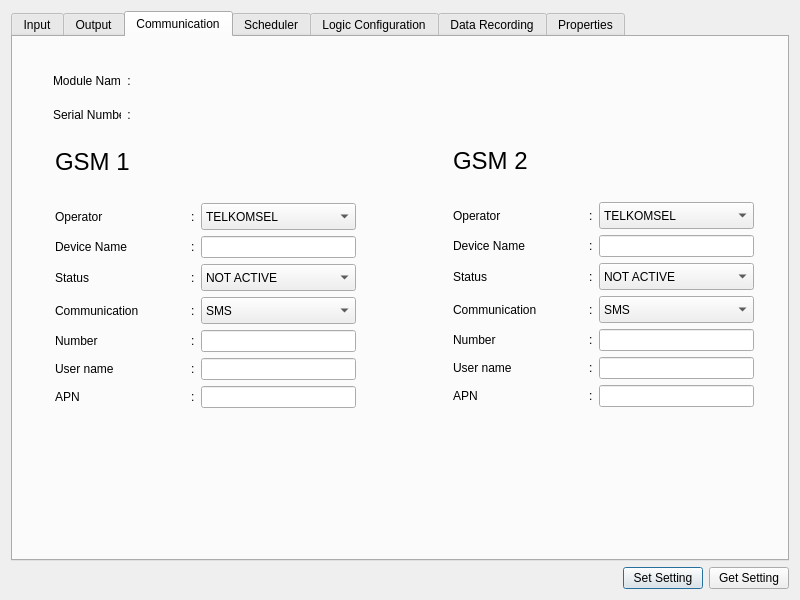
The window that view/formmodule.ui (zenaki/RTU) describes before a commit, drawn with Qt 5.
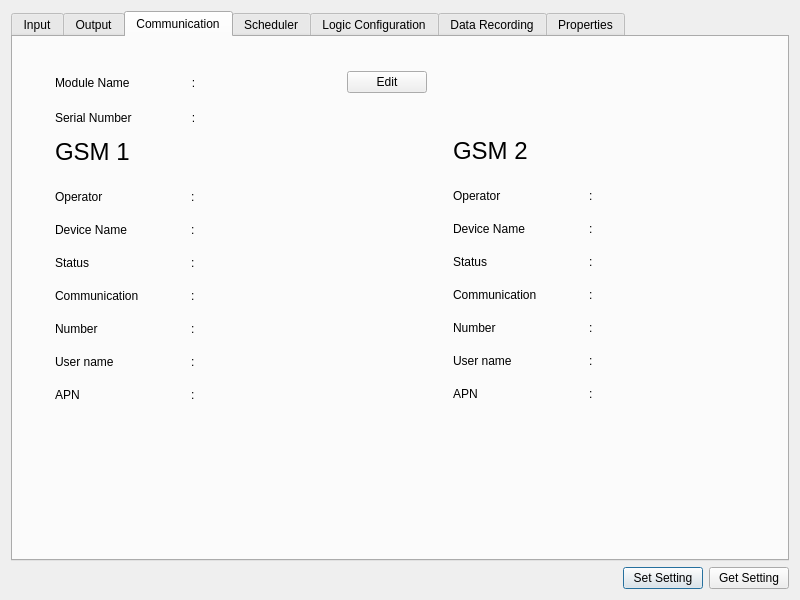
The same window after the commit.

Commit message: Edit Module Unsolved

What changed in the file:
```diff
--- a/view/formmodule.ui
+++ b/view/formmodule.ui
@@ -13,7 +13,7 @@
   <property name="minimumSize">
    <size>
     <width>800</width>
-    <height>600</height>
+    <height>500</height>
    </size>
   </property>
   <property name="maximumSize">
@@ -167,9 +167,15 @@
           </property>
           <item row="5" column="1">
            <widget class="QLabel" name="label_24">
+            <property name="minimumSize">
+             <size>
+              <width>5</width>
+              <height>17</height>
+             </size>
+            </property>
             <property name="maximumSize">
              <size>
-              <width>16</width>
+              <width>5</width>
               <height>17</height>
              </size>
             </property>
@@ -180,9 +186,15 @@
           </item>
           <item row="0" column="1">
            <widget class="QLabel" name="label_7">
+            <property name="minimumSize">
+             <size>
+              <width>5</width>
+              <height>17</height>
+             </size>
+            </property>
             <property name="maximumSize">
              <size>
-              <width>16</width>
+              <width>5</width>
               <height>17</height>
              </size>
             </property>
@@ -199,6 +211,12 @@
               <height>17</height>
              </size>
             </property>
+            <property name="maximumSize">
+             <size>
+              <width>130</width>
+              <height>17</height>
+             </size>
+            </property>
             <property name="text">
              <string>Device Name</string>
             </property>
@@ -206,9 +224,15 @@
           </item>
           <item row="1" column="1">
            <widget class="QLabel" name="label_8">
+            <property name="minimumSize">
+             <size>
+              <width>5</width>
+              <height>17</height>
+             </size>
+            </property>
             <property name="maximumSize">
              <size>
-              <width>16</width>
+              <width>5</width>
               <height>17</height>
              </size>
             </property>
@@ -225,6 +249,12 @@
               <height>17</height>
              </size>
             </property>
+            <property name="maximumSize">
+             <size>
+              <width>130</width>
+              <height>17</height>
+             </size>
+            </property>
             <property name="text">
              <string>Status</string>
             </property>
@@ -238,6 +268,12 @@
               <height>17</height>
              </size>
             </property>
+            <property name="maximumSize">
+             <size>
+              <width>130</width>
+              <height>17</height>
+             </size>
+            </property>
             <property name="text">
              <string>Operator</string>
             </property>
@@ -251,6 +287,12 @@
               <height>17</height>
              </size>
             </property>
+            <property name="maximumSize">
+             <size>
+              <width>130</width>
+              <height>17</height>
+             </size>
+            </property>
             <property name="text">
              <string>Number</string>
             </property>
@@ -258,9 +300,15 @@
           </item>
           <item row="4" column="1">
            <widget class="QLabel" name="label_11">
+            <property name="minimumSize">
+             <size>
+              <width>5</width>
+              <height>17</height>
+             </size>
+            </property>
             <property name="maximumSize">
              <size>
-              <width>16</width>
+              <width>5</width>
               <height>17</height>
              </size>
             </property>
@@ -271,9 +319,15 @@
           </item>
           <item row="2" column="1">
            <widget class="QLabel" name="label_9">
+            <property name="minimumSize">
+             <size>
+              <width>5</width>
+              <height>17</height>
+             </size>
+            </property>
             <property name="maximumSize">
              <size>
-              <width>16</width>
+              <width>5</width>
               <height>17</height>
              </size>
             </property>
@@ -290,6 +344,12 @@
               <height>17</height>
              </size>
             </property>
+            <property name="maximumSize">
+             <size>
+              <width>130</width>
+              <height>17</height>
+             </size>
+            </property>
             <property name="text">
              <string>User name</string>
             </property>
@@ -303,6 +363,12 @@
               <height>17</height>
              </size>
             </property>
+            <property name="maximumSize">
+             <size>
+              <width>130</width>
+              <height>17</height>
+             </size>
+            </property>
             <property name="text">
              <string>Communication</string>
             </property>
@@ -310,9 +376,15 @@
           </item>
           <item row="3" column="1">
            <widget class="QLabel" name="label_10">
+            <property name="minimumSize">
+             <size>
+              <width>5</width>
+              <height>17</height>
+             </size>
+            </property>
             <property name="maximumSize">
              <size>
-              <width>16</width>
+              <width>5</width>
               <height>17</height>
              </size>
             </property>
@@ -322,96 +394,82 @@
            </widget>
           </item>
           <item row="1" column="2">
-           <widget class="QLineEdit" name="device_1">
-            <property name="enabled">
-             <bool>true</bool>
+           <widget class="QLabel" name="device_1">
+            <property name="minimumSize">
+             <size>
+              <width>141</width>
+              <height>27</height>
+             </size>
             </property>
            </widget>
           </item>
           <item row="0" column="2">
-           <widget class="QComboBox" name="opt_1">
+           <widget class="QLabel" name="opt_1">
             <property name="minimumSize">
              <size>
               <width>141</width>
               <height>27</height>
              </size>
             </property>
-            <item>
-             <property name="text">
-              <string>TELKOMSEL</string>
-             </property>
-            </item>
-            <item>
-             <property name="text">
-              <string>INDOSAT</string>
-             </property>
-            </item>
-            <item>
-             <property name="text">
-              <string>XL</string>
-             </property>
-            </item>
            </widget>
           </item>
           <item row="4" column="2">
-           <widget class="QLineEdit" name="number_1">
+           <widget class="QLabel" name="number_1">
             <property name="enabled">
              <bool>true</bool>
             </property>
+            <property name="minimumSize">
+             <size>
+              <width>141</width>
+              <height>27</height>
+             </size>
+            </property>
            </widget>
           </item>
           <item row="2" column="2">
-           <widget class="QComboBox" name="status_1">
+           <widget class="QLabel" name="status_1">
             <property name="minimumSize">
              <size>
               <width>141</width>
               <height>27</height>
              </size>
             </property>
-            <item>
-             <property name="text">
-              <string>NOT ACTIVE</string>
-             </property>
-            </item>
-            <item>
-             <property name="text">
-              <string>ACTIVE</string>
-             </property>
-            </item>
            </widget>
           </item>
           <item row="3" column="2">
-           <widget class="QComboBox" name="com_1">
+           <widget class="QLabel" name="com_1">
             <property name="minimumSize">
              <size>
               <width>141</width>
               <height>27</height>
              </size>
             </property>
-            <item>
-             <property name="text">
-              <string>SMS</string>
-             </property>
-            </item>
-            <item>
-             <property name="text">
-              <string>GPRS</string>
-             </property>
-            </item>
            </widget>
           </item>
           <item row="5" column="2">
-           <widget class="QLineEdit" name="user_1">
+           <widget class="QLabel" name="user_1">
             <property name="enabled">
              <bool>true</bool>
             </property>
+            <property name="minimumSize">
+             <size>
+              <width>141</width>
+              <height>27</height>
+             </size>
+            </property>
            </widget>
           </item>
           <item row="6" column="1">
            <widget class="QLabel" name="label_26">
+            <property name="minimumSize">
+             <size>
+              <width>5</width>
+              <height>17</height>
+             </size>
+            </property>
             <property name="maximumSize">
              <size>
-              <width>16</width>
+              <width>5</width>
               <height>17</height>
              </size>
             </property>
@@ -421,9 +479,12 @@
            </widget>
           </item>
           <item row="6" column="2">
-           <widget class="QLineEdit" name="apn_1">
-            <property name="enabled">
-             <bool>true</bool>
+           <widget class="QLabel" name="apn_1">
+            <property name="minimumSize">
+             <size>
+              <width>141</width>
+              <height>27</height>
+             </size>
             </property>
            </widget>
           </item>
@@ -435,6 +496,12 @@
               <height>17</height>
              </size>
             </property>
+            <property name="maximumSize">
+             <size>
+              <width>130</width>
+              <height>17</height>
+             </size>
+            </property>
             <property name="text">
              <string>APN</string>
             </property>
@@ -493,6 +560,12 @@
               <height>17</height>
              </size>
             </property>
+            <property name="maximumSize">
+             <size>
+              <width>130</width>
+              <height>17</height>
+             </size>
+            </property>
             <property name="text">
              <string>Device Name</string>
             </property>
@@ -519,6 +592,12 @@
               <height>17</height>
              </size>
             </property>
+            <property name="maximumSize">
+             <size>
+              <width>130</width>
+              <height>17</height>
+             </size>
+            </property>
             <property name="text">
              <string>Status</string>
             </property>
@@ -532,6 +611,12 @@
               <height>17</height>
              </size>
             </property>
+            <property name="maximumSize">
+             <size>
+              <width>130</width>
+              <height>17</height>
+             </size>
+            </property>
             <property name="text">
              <string>Operator</string>
             </property>
@@ -545,6 +630,12 @@
               <height>17</height>
              </size>
             </property>
+            <property name="maximumSize">
+             <size>
+              <width>130</width>
+              <height>17</height>
+             </size>
+            </property>
             <property name="text">
              <string>Number</string>
             </property>
@@ -584,6 +675,12 @@
               <height>17</height>
              </size>
             </property>
+            <property name="maximumSize">
+             <size>
+              <width>130</width>
+              <height>17</height>
+             </size>
+            </property>
             <property name="text">
              <string>User name</string>
             </property>
@@ -597,6 +694,12 @@
               <height>17</height>
              </size>
             </property>
+            <property name="maximumSize">
+             <size>
+              <width>130</width>
+              <height>17</height>
+             </size>
+            </property>
             <property name="text">
              <string>Communication</string>
             </property>
@@ -616,88 +719,62 @@
            </widget>
           </item>
           <item row="1" column="2">
-           <widget class="QLineEdit" name="device_2">
-            <property name="enabled">
-             <bool>true</bool>
+           <widget class="QLabel" name="device_2">
+            <property name="minimumSize">
+             <size>
+              <width>141</width>
+              <height>27</height>
+             </size>
             </property>
            </widget>
           </item>
           <item row="0" column="2">
-           <widget class="QComboBox" name="opt_2">
+           <widget class="QLabel" name="opt_2">
             <property name="minimumSize">
              <size>
               <width>141</width>
               <height>27</height>
              </size>
             </property>
-            <item>
-             <property name="text">
-              <string>TELKOMSEL</string>
-             </property>
-            </item>
-            <item>
-             <property name="text">
-              <string>INDOSAT</string>
-             </property>
-            </item>
-            <item>
-             <property name="text">
-              <string>XL</string>
-             </property>
-            </item>
            </widget>
           </item>
           <item row="4" column="2">
-           <widget class="QLineEdit" name="number_2">
-            <property name="enabled">
-             <bool>true</bool>
+           <widget class="QLabel" name="number_2">
+            <property name="minimumSize">
+             <size>
+              <width>141</width>
+              <height>27</height>
+             </size>
             </property>
            </widget>
           </item>
           <item row="2" column="2">
-           <widget class="QComboBox" name="status_2">
+           <widget class="QLabel" name="status_2">
             <property name="minimumSize">
              <size>
               <width>141</width>
               <height>27</height>
              </size>
             </property>
-            <item>
-             <property name="text">
-              <string>NOT ACTIVE</string>
-             </property>
-            </item>
-            <item>
-             <property name="text">
-              <string>ACTIVE</string>
-             </property>
-            </item>
            </widget>
           </item>
           <item row="3" column="2">
-           <widget class="QComboBox" name="com_2">
+           <widget class="QLabel" name="com_2">
             <property name="minimumSize">
              <size>
               <width>141</width>
               <height>27</height>
              </size>
             </property>
-            <item>
-             <property name="text">
-              <string>SMS</string>
-             </property>
-            </item>
-            <item>
-             <property name="text">
-              <string>GPRS</string>
-             </property>
-            </item>
            </widget>
           </item>
           <item row="5" column="2">
-           <widget class="QLineEdit" name="user_2">
-            <property name="enabled">
-             <bool>true</bool>
+           <widget class="QLabel" name="user_2">
+            <property name="minimumSize">
+             <size>
+              <width>141</width>
+              <height>27</height>
+             </size>
             </property>
            </widget>
           </item>
@@ -715,9 +792,12 @@
            </widget>
           </item>
           <item row="6" column="2">
-           <widget class="QLineEdit" name="apn_2">
-            <property name="enabled">
-             <bool>true</bool>
+           <widget class="QLabel" name="apn_2">
+            <property name="minimumSize">
+             <size>
+              <width>141</width>
+              <height>27</height>
+             </size>
             </property>
            </widget>
           </item>
@@ -729,6 +809,12 @@
               <height>17</height>
              </size>
             </property>
+            <property name="maximumSize">
+             <size>
+              <width>130</width>
+              <height>17</height>
+             </size>
+            </property>
             <property name="text">
              <string>APN</string>
             </property>
@@ -745,63 +831,138 @@
         </item>
        </layout>
       </widget>
-      <widget class="QWidget" name="gridLayoutWidget">
+      <widget class="QWidget" name="">
        <property name="geometry">
         <rect>
-         <x>40</x>
-         <y>30</y>
-         <width>91</width>
-         <height>61</height>
+         <x>42</x>
+         <y>32</y>
+         <width>372</width>
+         <height>64</height>
         </rect>
        </property>
-       <layout class="QGridLayout" name="gridLayout_11">
-        <item row="0" column="1">
-         <widget class="QLabel" name="label_32">
-          <property name="text">
-           <string>:</string>
-          </property>
-          <property name="alignment">
-           <set>Qt::AlignCenter</set>
-          </property>
-         </widget>
+       <layout class="QVBoxLayout" name="verticalLayout">
+        <item>
+         <layout class="QHBoxLayout" name="horizontalLayout">
+          <item>
+           <widget class="QLabel" name="label_31">
+            <property name="minimumSize">
+             <size>
+              <width>130</width>
+              <height>17</height>
+             </size>
+            </property>
+            <property name="maximumSize">
+             <size>
+              <width>130</width>
+              <height>17</height>
+             </size>
+            </property>
+            <property name="text">
+             <string>Module Name</string>
+            </property>
+           </widget>
+          </item>
+          <item>
+           <widget class="QLabel" name="label_32">
+            <property name="minimumSize">
+             <size>
+              <width>5</width>
+              <height>17</height>
+             </size>
+            </property>
+            <property name="maximumSize">
+             <size>
+              <width>5</width>
+              <height>17</height>
+             </size>
+            </property>
+            <property name="text">
+             <string>:</string>
+            </property>
+            <property name="alignment">
+             <set>Qt::AlignCenter</set>
+            </property>
+           </widget>
+          </item>
+          <item>
+           <widget class="QLabel" name="module_name">
+            <property name="minimumSize">
+             <size>
+              <width>141</width>
+              <height>27</height>
+             </size>
+            </property>
+            <property name="text">
+             <string/>
+            </property>
+           </widget>
+          </item>
+          <item>
+           <widget class="QPushButton" name="pushButton">
+            <property name="text">
+             <string>Edit</string>
+            </property>
+           </widget>
+          </item>
+         </layout>
         </item>
-        <item row="0" column="0">
-         <widget class="QLabel" name="label_31">
-          <property name="text">
-           <string>Module Name</string>
-          </property>
-         </widget>
-        </item>
-        <item row="1" column="0">
-         <widget class="QLabel" name="label_38">
-          <property name="text">
-           <string>Serial Number</string>
-          </property>
-         </widget>
-        </item>
-        <item row="1" column="1">
-         <widget class="QLabel" name="label_37">
-          <property name="text">
-           <string>:</string>
-          </property>
-          <property name="alignment">
-           <set>Qt::AlignCenter</set>
-          </property>
-         </widget>
-        </item>
-        <item row="0" column="2">
-         <widget class="QLabel" name="module_name">
-          <property name="text">
-           <string/>
-          </property>
-         </widget>
-        </item>
-        <item row="1" column="2">
-         <widget class="QLabel" name="serial_number">
-          <property name="text">
-           <string/>
-          </property>
-         </widget>
+        <item>
+         <layout class="QHBoxLayout" name="horizontalLayout_2">
+          <item>
+           <widget class="QLabel" name="label_38">
+            <property name="minimumSize">
+             <size>
+              <width>130</width>
+              <height>17</height>
+             </size>
+            </property>
+            <property name="maximumSize">
+             <size>
+              <width>130</width>
+              <height>17</height>
+             </size>
+            </property>
+            <property name="text">
+             <string>Serial Number</string>
+            </property>
+           </widget>
+          </item>
+          <item>
+           <widget class="QLabel" name="label_37">
+            <property name="minimumSize">
+             <size>
+              <width>5</width>
+              <height>17</height>
+             </size>
+            </property>
+            <property name="maximumSize">
+             <size>
+              <width>5</width>
+              <height>17</height>
+             </size>
+            </property>
+            <property name="text">
+             <string>:</string>
+            </property>
+            <property name="alignment">
+             <set>Qt::AlignCenter</set>
+            </property>
+           </widget>
+          </item>
+          <item>
+           <widget class="QLabel" name="serial_number">
+            <property name="minimumSize">
+             <size>
+              <width>141</width>
+              <height>27</height>
+             </size>
+            </property>
+            <property name="text">
+             <string/>
+            </property>
+           </widget>
+          </item>
+         </layout>
         </item>
        </layout>
       </widget>
```
Left out of the diff: 7 changed lines with no effect on the pictures. The commit also changes 10 other files.
